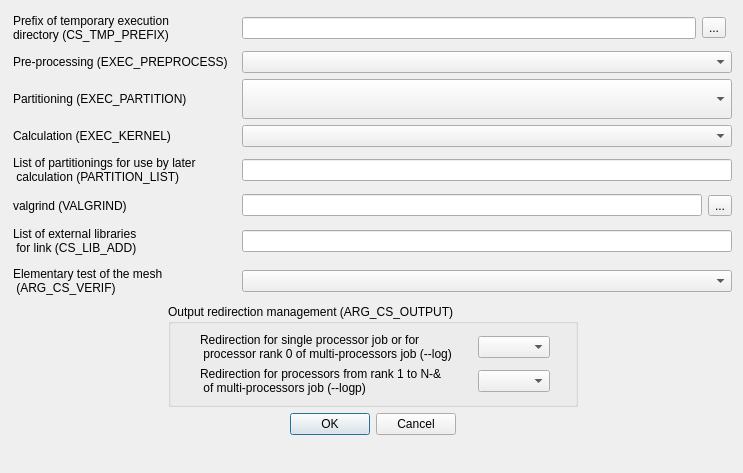
Old version of the form gui/Pages/BatchRunningAdvancedOptionsDialogForm.ui in the repository code-saturne/code_saturne.
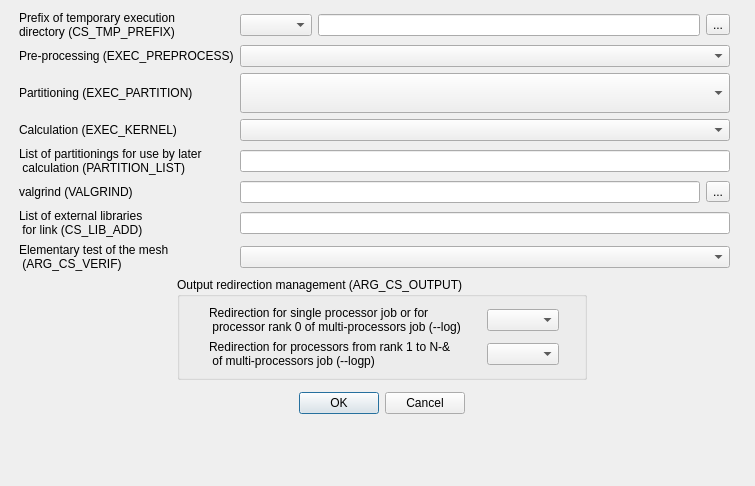
New version of the form.

Commit message: Add a box for the automatic/prescribed choice of CS_TMP_PREFIX.

The edit to the form file:
```diff
--- a/gui/Pages/BatchRunningAdvancedOptionsDialogForm.ui
+++ b/gui/Pages/BatchRunningAdvancedOptionsDialogForm.ui
@@ -5,15 +5,15 @@
    <rect>
     <x>0</x>
     <y>0</y>
-    <width>743</width>
-    <height>473</height>
+    <width>755</width>
+    <height>486</height>
    </rect>
   </property>
   <property name="windowTitle" >
    <string>Dialog</string>
   </property>
   <layout class="QGridLayout" name="gridLayout_2" >
-   <item row="0" column="0" >
+   <item rowspan="5" row="0" column="0" >
     <spacer name="horizontalSpacer_8" >
      <property name="orientation" >
       <enum>Qt::Horizontal</enum>
@@ -27,8 +27,6 @@
     </spacer>
    </item>
    <item row="0" column="1" >
-    <layout class="QVBoxLayout" name="verticalLayout" >
-     <item>
       <layout class="QGridLayout" name="gridLayout" >
        <item row="0" column="0" >
         <widget class="QLabel" name="label" >
@@ -39,22 +37,12 @@
         </widget>
        </item>
        <item row="0" column="1" >
-        <spacer name="horizontalSpacer" >
-         <property name="orientation" >
-          <enum>Qt::Horizontal</enum>
-         </property>
-         <property name="sizeHint" stdset="0" >
-          <size>
-           <width>13</width>
-           <height>34</height>
-          </size>
-         </property>
-        </spacer>
+      <widget class="QComboBox" name="comboBoxCSTMPPREFIX" />
        </item>
        <item row="0" column="2" >
         <widget class="QLineEdit" name="lineEdit" />
        </item>
-       <item row="0" column="3" colspan="2" >
+     <item row="0" column="3" >
         <widget class="QToolButton" name="toolButton" >
          <property name="text" >
           <string>...</string>
@@ -68,20 +56,7 @@
          </property>
         </widget>
        </item>
-       <item row="1" column="1" >
-        <spacer name="horizontalSpacer_2" >
-         <property name="orientation" >
-          <enum>Qt::Horizontal</enum>
-         </property>
-         <property name="sizeHint" stdset="0" >
-          <size>
-           <width>13</width>
-           <height>21</height>
-          </size>
-         </property>
-        </spacer>
-       </item>
-       <item row="1" column="2" colspan="3" >
+     <item row="1" column="1" colspan="3" >
         <widget class="QComboBox" name="comboBox" />
        </item>
        <item row="2" column="0" >
@@ -91,20 +66,7 @@
          </property>
         </widget>
        </item>
-       <item row="2" column="1" >
-        <spacer name="horizontalSpacer_3" >
-         <property name="orientation" >
-          <enum>Qt::Horizontal</enum>
-         </property>
-         <property name="sizeHint" stdset="0" >
-          <size>
-           <width>13</width>
-           <height>37</height>
-          </size>
-         </property>
-        </spacer>
-       </item>
-       <item row="2" column="2" colspan="3" >
+     <item row="2" column="1" colspan="3" >
         <widget class="QComboBox" name="comboBox_2" >
          <property name="sizePolicy" >
           <sizepolicy vsizetype="Preferred" hsizetype="Preferred" >
@@ -127,20 +89,7 @@
          </property>
         </widget>
        </item>
-       <item row="3" column="1" >
-        <spacer name="horizontalSpacer_4" >
-         <property name="orientation" >
-          <enum>Qt::Horizontal</enum>
-         </property>
-         <property name="sizeHint" stdset="0" >
-          <size>
-           <width>13</width>
-           <height>21</height>
-          </size>
-         </property>
-        </spacer>
-       </item>
-       <item row="3" column="2" colspan="3" >
+     <item row="3" column="1" colspan="3" >
         <widget class="QComboBox" name="comboBox_3" />
        </item>
        <item row="4" column="0" >
@@ -151,20 +100,7 @@
          </property>
         </widget>
        </item>
-       <item row="4" column="1" >
-        <spacer>
-         <property name="orientation" >
-          <enum>Qt::Horizontal</enum>
-         </property>
-         <property name="sizeHint" stdset="0" >
-          <size>
-           <width>13</width>
-           <height>34</height>
-          </size>
-         </property>
-        </spacer>
-       </item>
-       <item row="4" column="2" colspan="3" >
+     <item row="4" column="1" colspan="3" >
         <widget class="QLineEdit" name="lineEdit_2" />
        </item>
        <item row="5" column="0" >
@@ -174,23 +110,10 @@
          </property>
         </widget>
        </item>
-       <item row="5" column="1" >
-        <spacer name="horizontalSpacer_7" >
-         <property name="orientation" >
-          <enum>Qt::Horizontal</enum>
-         </property>
-         <property name="sizeHint" stdset="0" >
-          <size>
-           <width>13</width>
-           <height>25</height>
-          </size>
-         </property>
-        </spacer>
-       </item>
-       <item row="5" column="2" colspan="2" >
+     <item row="5" column="1" colspan="2" >
         <widget class="QLineEdit" name="lineEdit_3" />
        </item>
-       <item row="5" column="4" >
+     <item row="5" column="3" >
         <widget class="QToolButton" name="toolButton_2" >
          <property name="text" >
           <string>...</string>
@@ -205,20 +128,7 @@
          </property>
         </widget>
        </item>
-       <item row="6" column="1" >
-        <spacer name="horizontalSpacer_6" >
-         <property name="orientation" >
-          <enum>Qt::Horizontal</enum>
-         </property>
-         <property name="sizeHint" stdset="0" >
-          <size>
-           <width>13</width>
-           <height>34</height>
-          </size>
-         </property>
-        </spacer>
-       </item>
-       <item row="6" column="2" colspan="3" >
+     <item row="6" column="1" colspan="3" >
         <widget class="QLineEdit" name="lineEdit_4" />
        </item>
        <item row="7" column="0" >
@@ -229,25 +139,25 @@
          </property>
         </widget>
        </item>
-       <item row="7" column="1" >
-        <spacer name="horizontalSpacer_5" >
-         <property name="orientation" >
-          <enum>Qt::Horizontal</enum>
-         </property>
-         <property name="sizeHint" stdset="0" >
-          <size>
-           <width>13</width>
-           <height>34</height>
-          </size>
-         </property>
-        </spacer>
-       </item>
-       <item row="7" column="2" colspan="3" >
+     <item row="7" column="1" colspan="3" >
         <widget class="QComboBox" name="comboBox_5" />
        </item>
       </layout>
      </item>
-     <item>
+   <item row="0" column="2" >
+    <spacer name="horizontalSpacer_9" >
+     <property name="orientation" >
+      <enum>Qt::Horizontal</enum>
+     </property>
+     <property name="sizeHint" stdset="0" >
+      <size>
+       <width>3</width>
+       <height>20</height>
+      </size>
+     </property>
+    </spacer>
+   </item>
+   <item row="1" column="1" colspan="2" >
       <layout class="QHBoxLayout" >
        <item>
         <spacer>
@@ -368,7 +278,7 @@
        </item>
       </layout>
      </item>
-     <item>
+   <item row="3" column="1" colspan="2" >
       <layout class="QHBoxLayout" >
        <item>
         <spacer>
@@ -414,22 +324,7 @@
        </item>
       </layout>
      </item>
-    </layout>
-   </item>
-   <item row="0" column="2" >
-    <spacer name="horizontalSpacer_9" >
-     <property name="orientation" >
-      <enum>Qt::Horizontal</enum>
-     </property>
-     <property name="sizeHint" stdset="0" >
-      <size>
-       <width>3</width>
-       <height>20</height>
-      </size>
-     </property>
-    </spacer>
-   </item>
-   <item row="1" column="1" >
+   <item row="5" column="1" >
     <spacer>
      <property name="orientation" >
       <enum>Qt::Vertical</enum>
```
Lines whose indentation alone changed are shown as unchanged. The commit also changes 2 other files.
